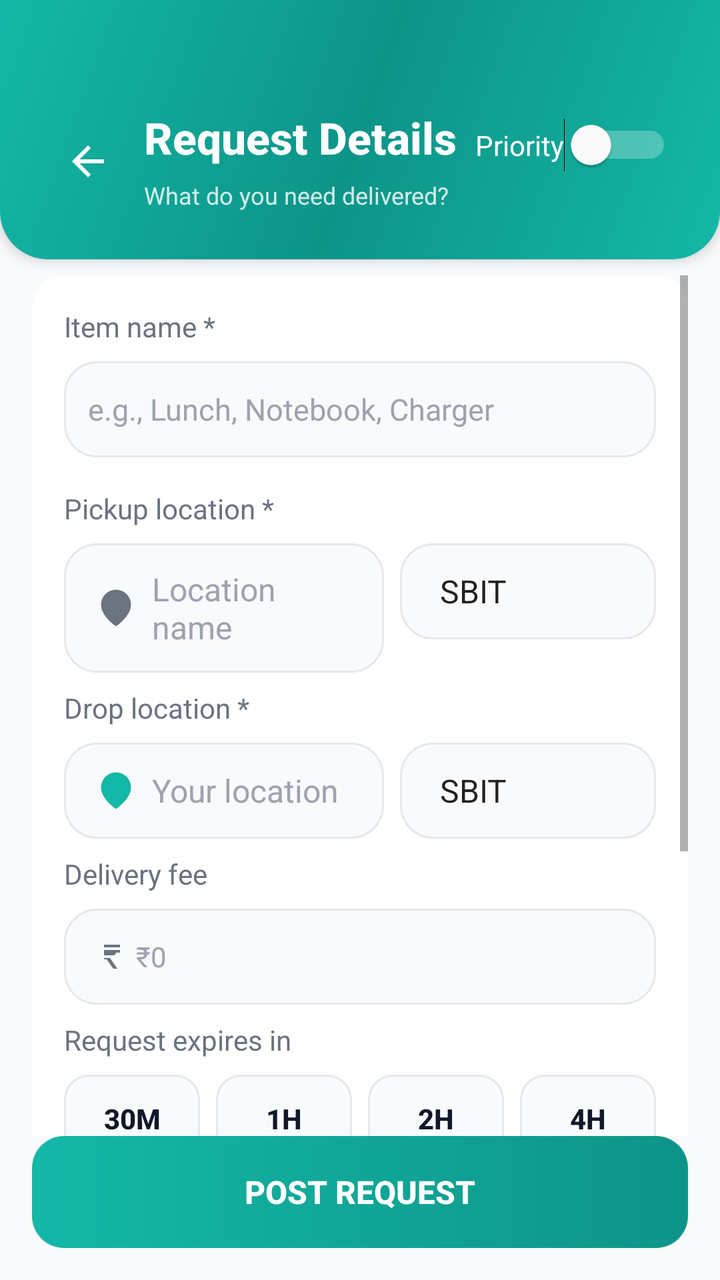
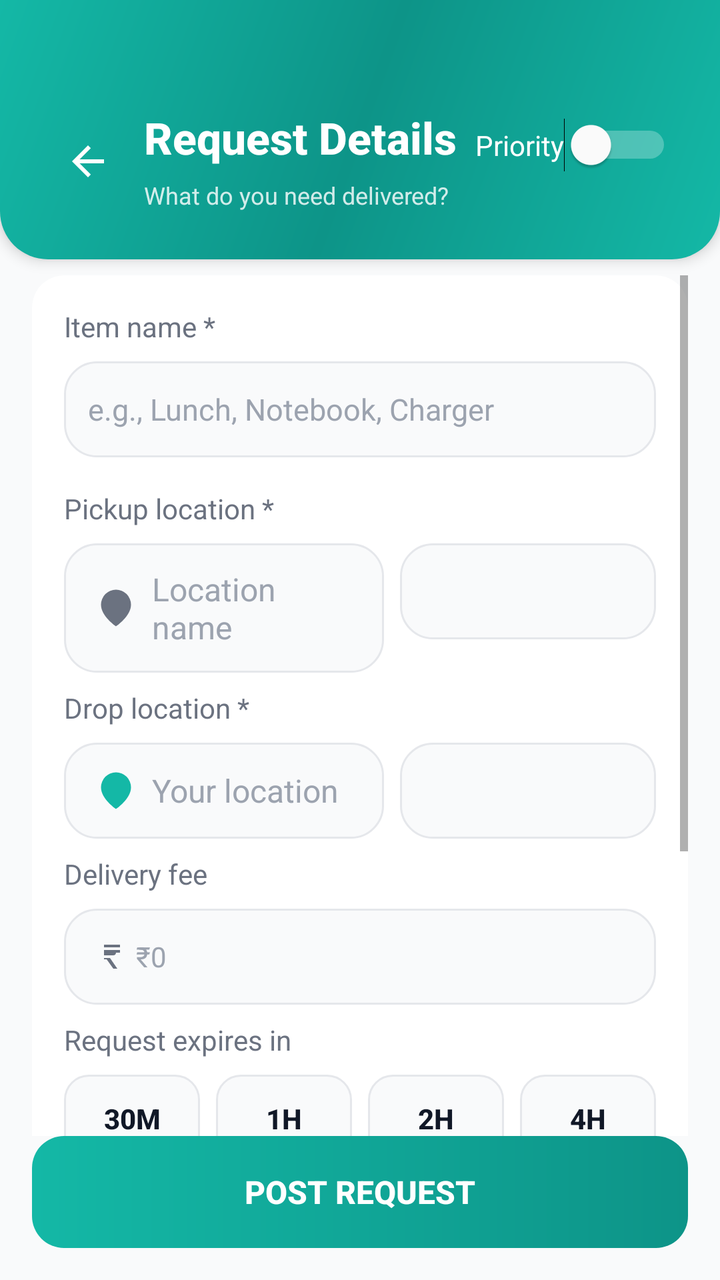

Before-and-after screenshots of an Android layout around one commit, followed by the original layout XML and the change that was made.
<!-- AndroidManifest.xml: application theme Theme.SmallBasket -->
<!-- res/layout/activity_order.xml -->
<?xml version="1.0" encoding="utf-8"?>
<androidx.constraintlayout.widget.ConstraintLayout
    xmlns:android="http://schemas.android.com/apk/res/android"
    xmlns:app="http://schemas.android.com/apk/res-auto"
    xmlns:tools="http://schemas.android.com/tools"
    android:id="@+id/main"
    android:layout_width="match_parent"
    android:layout_height="match_parent"
    android:background="#F9FAFB"
    android:fitsSystemWindows="false"
    tools:context=".OrderActivity">

    
    <LinearLayout
        android:id="@+id/headerLayout"
        android:layout_width="match_parent"
        android:layout_height="wrap_content"
        android:orientation="vertical"
        android:background="@drawable/bg_teal_gradient"
        android:paddingTop="48dp"
        android:paddingBottom="24dp"
        android:paddingStart="24dp"
        android:paddingEnd="24dp"
        android:elevation="4dp"
        app:layout_constraintTop_toTopOf="parent"
        app:layout_constraintStart_toStartOf="parent"
        app:layout_constraintEnd_toEndOf="parent">

        
        <LinearLayout
            android:layout_width="match_parent"
            android:layout_height="wrap_content"
            android:layout_marginTop="8dp"
            android:gravity="center_vertical"
            android:orientation="horizontal">

            <ImageView
                android:id="@+id/btnBack"
                android:layout_width="40dp"
                android:layout_height="40dp"
                android:background="?attr/selectableItemBackgroundBorderless"
                android:clickable="true"
                android:contentDescription="Back"
                android:focusable="true"
                android:padding="8dp"
                android:src="@drawable/ic_arrow_back"
                app:tint="#FFFFFF" />

            <LinearLayout
                android:layout_width="0dp"
                android:layout_height="wrap_content"
                android:layout_marginStart="8dp"
                android:layout_weight="1"
                android:orientation="vertical">

                
                <LinearLayout
                    android:layout_width="match_parent"
                    android:layout_height="wrap_content"
                    android:orientation="horizontal"
                    android:gravity="center_vertical">

                    <TextView
                        android:id="@+id/tvRequestsTitle"
                        android:layout_width="0dp"
                        android:layout_weight="1"
                        android:layout_height="wrap_content"
                        android:layout_marginBottom="4dp"
                        android:fontFamily="sans-serif-medium"
                        android:text="Request Details"
                        android:textColor="#FFFFFF"
                        android:textSize="22sp"
                        android:textStyle="bold" />

                    
                    <Switch
                        android:id="@+id/priority"
                        android:layout_width="wrap_content"
                        android:layout_height="wrap_content"
                        android:text="Priority"
                        android:textColor="#FFFFFF"
                        android:trackTint="@color/white"
                        android:thumbTint="@color/white"/>
                </LinearLayout>

                
                <TextView
                    android:layout_width="match_parent"
                    android:layout_height="wrap_content"
                    android:alpha="0.9"
                    android:text="What do you need delivered?"
                    android:textColor="#E6FFFFFF"
                    android:textSize="12sp" />
            </LinearLayout>
        </LinearLayout>
    </LinearLayout>

    
    <ScrollView
        android:id="@+id/scrollView"
        android:layout_width="0dp"
        android:layout_height="0dp"
        android:fillViewport="true"
        app:layout_constraintTop_toBottomOf="@id/headerLayout"
        app:layout_constraintBottom_toTopOf="@id/btnPlaceNow"
        app:layout_constraintStart_toStartOf="parent"
        app:layout_constraintEnd_toEndOf="parent"
        android:paddingStart="16dp"
        android:paddingEnd="16dp"
        android:paddingTop="8dp"
        android:paddingBottom="8dp"
        android:clipToPadding="false">

        <LinearLayout
            android:layout_width="match_parent"
            android:layout_height="wrap_content"
            android:orientation="vertical">

            
            <androidx.cardview.widget.CardView
                android:layout_width="match_parent"
                android:layout_height="wrap_content"
                app:cardBackgroundColor="#FFFFFF"
                app:cardCornerRadius="16dp"
                app:cardElevation="0dp"
                android:layout_marginBottom="8dp">

                <LinearLayout
                    android:layout_width="match_parent"
                    android:layout_height="wrap_content"
                    android:orientation="vertical"
                    android:padding="16dp">

                    
                    <TextView
                        android:layout_width="match_parent"
                        android:layout_height="wrap_content"
                        android:text="Item name *"
                        android:textSize="14sp"
                        android:textColor="#6B7280"
                        android:layout_marginBottom="8dp" />

                    <EditText
                        android:id="@+id/item"
                        android:layout_width="match_parent"
                        android:layout_height="wrap_content"
                        android:hint="e.g., Lunch, Notebook, Charger"
                        android:textColorHint="#9CA3AF"
                        android:textColor="#111827"
                        android:textSize="15sp"
                        android:background="@drawable/bg_input_rounded"
                        android:padding="12dp"
                        android:minHeight="48dp"
                        android:layout_marginBottom="16dp" />

                    
                    <TextView
                        android:layout_width="match_parent"
                        android:layout_height="wrap_content"
                        android:text="Pickup location *"
                        android:textSize="14sp"
                        android:textColor="#6B7280"
                        android:layout_marginBottom="8dp" />

                    
                    <LinearLayout
                        android:layout_width="match_parent"
                        android:layout_height="wrap_content"
                        android:orientation="horizontal"
                        android:layout_marginBottom="8dp">

                        <LinearLayout
                            android:layout_width="0dp"
                            android:layout_height="wrap_content"
                            android:layout_weight="1"
                            android:orientation="horizontal"
                            android:background="@drawable/bg_input_rounded"
                            android:gravity="center_vertical"
                            android:paddingStart="16dp"
                            android:paddingEnd="16dp"
                            android:paddingTop="12dp"
                            android:paddingBottom="12dp"
                            android:minHeight="48dp">

                            <ImageView
                                android:layout_width="20dp"
                                android:layout_height="20dp"
                                android:src="@drawable/ic_map_pin"
                                android:layout_marginEnd="8dp"
                                android:contentDescription="Pickup location icon"
                                app:tint="#6B7280" />

                            <EditText
                                android:id="@+id/pickup"
                                android:layout_width="0dp"
                                android:layout_height="wrap_content"
                                android:layout_weight="1"
                                android:hint="Location name"
                                android:textColorHint="#9CA3AF"
                                android:textColor="#111827"
                                android:textSize="16sp"
                                android:background="@android:color/transparent"
                                android:padding="0dp" />
                        </LinearLayout>

                        <Spinner
                            android:id="@+id/pickupArea"
                            android:layout_width="128dp"
                            android:layout_height="48dp"
                            android:background="@drawable/bg_input_rounded"
                            android:entries="@array/pickup_areas"
                            android:spinnerMode="dropdown"
                            android:layout_marginStart="8dp"
                            android:paddingStart="12dp"
                            android:paddingEnd="12dp" />
                    </LinearLayout>

                    <TextView
                        android:id="@+id/pickup_error"
                        android:layout_width="match_parent"
                        android:layout_height="wrap_content"
                        android:textSize="14sp"
                        android:textColor="#EF4444"
                        android:layout_marginTop="4dp"
                        android:layout_marginBottom="16dp"
                        android:visibility="gone" />

                    
                    <TextView
                        android:layout_width="match_parent"
                        android:layout_height="wrap_content"
                        android:text="Drop location *"
                        android:textSize="14sp"
                        android:textColor="#6B7280"
                        android:layout_marginBottom="8dp" />

                    
                    <LinearLayout
                        android:layout_width="match_parent"
                        android:layout_height="wrap_content"
                        android:orientation="horizontal"
                        android:layout_marginBottom="8dp">

                        <LinearLayout
                            android:layout_width="0dp"
                            android:layout_height="wrap_content"
                            android:layout_weight="1"
                            android:orientation="horizontal"
                            android:background="@drawable/bg_input_rounded"
                            android:gravity="center_vertical"
                            android:paddingStart="16dp"
                            android:paddingEnd="16dp"
                            android:paddingTop="12dp"
                            android:paddingBottom="12dp"
                            android:minHeight="48dp">

                            <ImageView
                                android:layout_width="20dp"
                                android:layout_height="20dp"
                                android:src="@drawable/ic_map_pin"
                                android:layout_marginEnd="8dp"
                                android:contentDescription="Drop location icon"
                                app:tint="#14B8A6" />

                            <EditText
                                android:id="@+id/drop"
                                android:layout_width="0dp"
                                android:layout_height="wrap_content"
                                android:layout_weight="1"
                                android:hint="Your location"
                                android:textColorHint="#9CA3AF"
                                android:textColor="#111827"
                                android:textSize="16sp"
                                android:background="@android:color/transparent"
                                android:padding="0dp" />
                        </LinearLayout>

                        <Spinner
                            android:id="@+id/dropArea"
                            android:layout_width="128dp"
                            android:layout_height="48dp"
                            android:background="@drawable/bg_input_rounded"
                            android:entries="@array/drop_areas"
                            android:spinnerMode="dropdown"
                            android:layout_marginStart="8dp"
                            android:paddingStart="12dp"
                            android:paddingEnd="12dp" />
                    </LinearLayout>

                    <TextView
                        android:id="@+id/drop_error"
                        android:layout_width="match_parent"
                        android:layout_height="wrap_content"
                        android:textSize="14sp"
                        android:textColor="#EF4444"
                        android:layout_marginTop="4dp"
                        android:layout_marginBottom="16dp"
                        android:visibility="gone" />

                    
                    <TextView
                        android:layout_width="match_parent"
                        android:layout_height="wrap_content"
                        android:text="Delivery fee"
                        android:textSize="14sp"
                        android:textColor="#6B7280"
                        android:layout_marginBottom="8dp" />

                    <LinearLayout
                        android:layout_width="match_parent"
                        android:layout_height="48dp"
                        android:orientation="horizontal"
                        android:background="@drawable/bg_input_rounded"
                        android:gravity="center_vertical"
                        android:paddingStart="16dp"
                        android:paddingEnd="16dp"
                        android:layout_marginBottom="8dp">

                        <ImageView
                            android:layout_width="16dp"
                            android:layout_height="16dp"
                            android:src="@drawable/ic_rupee"
                            android:layout_marginEnd="4dp"
                            android:contentDescription="Currency icon"
                            app:tint="#6B7280" />

                        <EditText
                            android:id="@+id/fare"
                            android:layout_width="0dp"
                            android:layout_height="wrap_content"
                            android:layout_weight="1"
                            android:hint="₹0"
                            android:textColorHint="#9CA3AF"
                            android:textColor="#111827"
                            android:textSize="14sp"
                            android:inputType="numberDecimal"
                            android:background="@android:color/transparent"
                            android:padding="0dp" />
                    </LinearLayout>

                    <TextView
                        android:id="@+id/fare_error"
                        android:layout_width="match_parent"
                        android:layout_height="wrap_content"
                        android:textSize="12sp"
                        android:textColor="#EF4444"
                        android:layout_marginTop="0dp"
                        android:layout_marginBottom="16dp"
                        android:visibility="gone" />

                    
                    <TextView
                        android:layout_width="match_parent"
                        android:layout_height="wrap_content"
                        android:text="Request expires in"
                        android:textSize="14sp"
                        android:textColor="#6B7280"
                        android:layout_marginBottom="8dp" />

                    
                    <LinearLayout
                        android:layout_width="match_parent"
                        android:layout_height="wrap_content"
                        android:orientation="horizontal"
                        android:layout_marginBottom="8dp">

                        <Button
                            android:id="@+id/deadline_30m"
                            android:layout_width="0dp"
                            android:layout_weight="1"
                            android:layout_height="44dp"
                            android:text="30m"
                            android:textSize="14sp"
                            android:textStyle="bold"
                            android:textColor="#111827"
                            android:background="@drawable/bg_button_outline"
                            android:stateListAnimator="@null"
                            android:layout_marginEnd="8dp" />

                        <Button
                            android:id="@+id/deadline_1h"
                            android:layout_width="0dp"
                            android:layout_weight="1"
                            android:layout_height="44dp"
                            android:text="1h"
                            android:textSize="14sp"
                            android:textStyle="bold"
                            android:textColor="#111827"
                            android:background="@drawable/bg_button_outline"
                            android:stateListAnimator="@null"
                            android:layout_marginEnd="8dp" />

                        <Button
                            android:id="@+id/deadline_2h"
                            android:layout_width="0dp"
                            android:layout_weight="1"
                            android:layout_height="44dp"
                            android:text="2h"
                            android:textSize="14sp"
                            android:textStyle="bold"
                            android:textColor="#111827"
                            android:background="@drawable/bg_button_outline"
                            android:stateListAnimator="@null"
                            android:layout_marginEnd="8dp" />

                        <Button
                            android:id="@+id/deadline_4h"
                            android:layout_width="0dp"
                            android:layout_weight="1"
                            android:layout_height="44dp"
                            android:text="4h"
                            android:textSize="14sp"
                            android:textStyle="bold"
                            android:textColor="#111827"
                            android:background="@drawable/bg_button_outline"
                            android:stateListAnimator="@null" />
                    </LinearLayout>

                    
                    <Button
                        android:id="@+id/deadline_custom"
                        android:layout_width="match_parent"
                        android:layout_height="44dp"
                        android:text="⏰  Select Custom Time"
                        android:textSize="14sp"
                        android:textStyle="bold"
                        android:textColor="#111827"
                        android:background="@drawable/bg_button_outline"
                        android:stateListAnimator="@null"
                        android:layout_marginBottom="8dp" />

                    
                    <TextView
                        android:id="@+id/tvCustomTime"
                        android:layout_width="match_parent"
                        android:layout_height="wrap_content"
                        android:textSize="13sp"
                        android:textColor="#14B8A6"
                        android:layout_marginBottom="16dp"
                        android:visibility="gone"
                        android:gravity="center"
                        android:textStyle="bold"
                        android:paddingTop="4dp"
                        android:paddingBottom="4dp" />

                    
                    <TextView
                        android:layout_width="match_parent"
                        android:layout_height="wrap_content"
                        android:text="Additional notes (optional)"
                        android:textSize="14sp"
                        android:textColor="#6B7280"
                        android:layout_marginBottom="8dp" />

                    
                    <EditText
                        android:id="@+id/notes"
                        android:layout_width="match_parent"
                        android:layout_height="80dp"
                        android:hint="Any special instructions..."
                        android:textColorHint="#9CA3AF"
                        android:textColor="#111827"
                        android:textSize="14sp"
                        android:background="@drawable/bg_input_rounded"
                        android:padding="12dp"
                        android:gravity="top|start"
                        android:inputType="textMultiLine"
                        android:scrollbars="vertical" />

                </LinearLayout>
            </androidx.cardview.widget.CardView>
        </LinearLayout>
    </ScrollView>

    
    <Button
        android:id="@+id/btnPlaceNow"
        android:layout_width="0dp"
        android:layout_height="56dp"
        android:text="POST REQUEST"
        android:textSize="16sp"
        android:textStyle="bold"
        android:textColor="#FFFFFF"
        android:background="@drawable/bg_button_teal_gradient"
        android:hapticFeedbackEnabled="true"
        android:layout_marginStart="16dp"
        android:layout_marginEnd="16dp"
        android:layout_marginBottom="16dp"
        android:elevation="0dp"
        android:stateListAnimator="@null"
        app:layout_constraintBottom_toBottomOf="parent"
        app:layout_constraintStart_toStartOf="parent"
        app:layout_constraintEnd_toEndOf="parent" />

</androidx.constraintlayout.widget.ConstraintLayout>
<!-- resources referenced by this layout -->
<resources>
  <string-array name="drop_areas">
          <item>SBIT</item>
          <item>Pallri</item>
          <item>Bahalgarh</item>
          <item>Sonepat</item>
          <item>TDI</item>
      </string-array>
  <string-array name="pickup_areas">
          <item>SBIT</item>
          <item>Pallri</item>
          <item>Bahalgarh</item>
          <item>Sonepat</item>
          <item>TDI</item>
      </string-array>
  <color name="white">#FFFFFFFF</color>
  <!-- drawable bg_button_outline (drawable) -->
  <shape xmlns:android="http://schemas.android.com/apk/res/android">
      <solid android:color="#F9FAFB" />
      <corners android:radius="12dp" />
      <stroke android:width="1dp" android:color="#E5E7EB" />
  </shape>
  <!-- drawable bg_button_teal_gradient (drawable) -->
  <shape xmlns:android="http://schemas.android.com/apk/res/android">
      <gradient
          android:angle="0"
          android:startColor="#14B8A6"
          android:endColor="#0D9488"
          android:type="linear" />
      <corners android:radius="16dp" />
  </shape>
  <!-- drawable bg_input_rounded (drawable) -->
  <?xml version="1.0" encoding="utf-8"?>
  <shape xmlns:android="http://schemas.android.com/apk/res/android">
      <solid android:color="#F9FAFB" />
      <corners android:radius="16dp" />
      <stroke android:width="1dp" android:color="#E5E7EB" />
  </shape>
  <!-- drawable bg_teal_gradient (drawable) -->
  <?xml version="1.0" encoding="utf-8"?>
  <shape xmlns:android="http://schemas.android.com/apk/res/android">
      <gradient
          android:angle="135"
          android:startColor="#14B8A6"
          android:centerColor="#0D9488"
          android:endColor="#14B8A6"
          android:type="linear" />
      <corners
          android:bottomLeftRadius="24dp"
          android:bottomRightRadius="24dp" />
  </shape>
  <!-- drawable ic_arrow_back (drawable) -->
  <vector xmlns:android="http://schemas.android.com/apk/res/android"
      android:width="24dp"
      android:height="24dp"
      android:viewportWidth="24"
      android:viewportHeight="24">
      <path
          android:fillColor="#FFFFFF"
          android:pathData="M20,11H7.83l5.59,-5.59L12,4l-8,8 8,8 1.41,-1.41L7.83,13H20v-2z"/>
  </vector>
  <!-- drawable ic_map_pin (drawable) -->
  <vector xmlns:android="http://schemas.android.com/apk/res/android"
      android:width="24dp"
      android:height="24dp"
      android:viewportWidth="24"
      android:viewportHeight="24">
      <path
          android:fillColor="#000000"
          android:pathData="M21,10c0,7 -9,13 -9,13s-9,-6 -9,-13a9,9 0,0 1,18 0z" />
      <path
          android:fillColor="#FFFFFF"
          android:pathData="M12,13m-3,0a3,3 0,1 1,6 0a3,3 0,1 1,-6 0" />
  </vector>
  <!-- drawable ic_rupee (drawable) -->
  <vector xmlns:android="http://schemas.android.com/apk/res/android"
      android:width="24dp"
      android:height="24dp"
      android:viewportWidth="24"
      android:viewportHeight="24">
      <path
          android:fillColor="#000000"
          android:pathData="M6,3h12v2H6V3z" />
      <path
          android:fillColor="#000000"
          android:pathData="M6,7h7c1.1,0 2,0.9 2,2s-0.9,2 -2,2H6v2h4.5l5.5,8h-3l-5,-7H6V7z" />
      <path
          android:fillColor="#000000"
          android:pathData="M6,7h12v2H6V7z" />
  </vector>
  <color name="teal_500">#14B8A6</color>
  <color name="teal_600">#0D9488</color>
  <color name="amber_500">#F59E0B</color>
  <color name="amber_600">#D97706</color>
  <color name="bg_light">#F9FAFB</color>
  <color name="card_bg_light">#FFFFFF</color>
  <color name="text_primary">#111827</color>
  <!-- unchanged entries left out for length: 1 -->
</resources>

<!-- the commit's change to res/layout/activity_order.xml (unified diff, before → after) -->
@@ -208,7 +208,6 @@
                             android:layout_width="128dp"
                             android:layout_height="48dp"
                             android:background="@drawable/bg_input_rounded"
-                            android:entries="@array/pickup_areas"
                             android:spinnerMode="dropdown"
                             android:layout_marginStart="8dp"
                             android:paddingStart="12dp"
@@ -280,7 +279,6 @@
                             android:layout_width="128dp"
                             android:layout_height="48dp"
                             android:background="@drawable/bg_input_rounded"
-                            android:entries="@array/drop_areas"
                             android:spinnerMode="dropdown"
                             android:layout_marginStart="8dp"
                             android:paddingStart="12dp"
<!-- resource entries referenced after the edit -->
@@ -1,19 +1,5 @@
 <!-- resources referenced by this layout -->
 <resources>
-  <string-array name="drop_areas">
-          <item>SBIT</item>
-          <item>Pallri</item>
-          <item>Bahalgarh</item>
-          <item>Sonepat</item>
-          <item>TDI</item>
-      </string-array>
-  <string-array name="pickup_areas">
-          <item>SBIT</item>
-          <item>Pallri</item>
-          <item>Bahalgarh</item>
-          <item>Sonepat</item>
-          <item>TDI</item>
-      </string-array>
   <color name="white">#FFFFFFFF</color>
   <!-- drawable bg_button_outline (drawable) -->
   <shape xmlns:android="http://schemas.android.com/apk/res/android">
